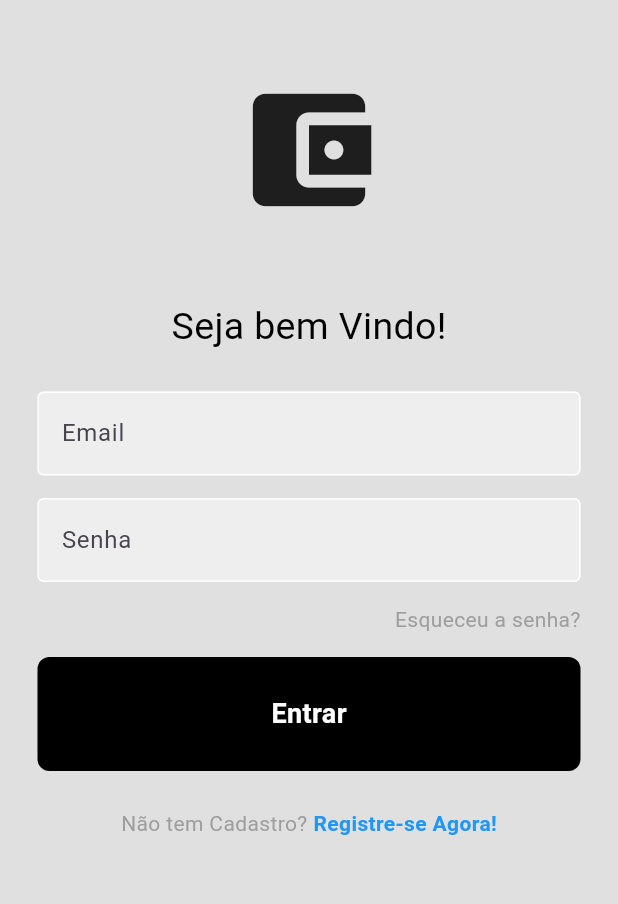
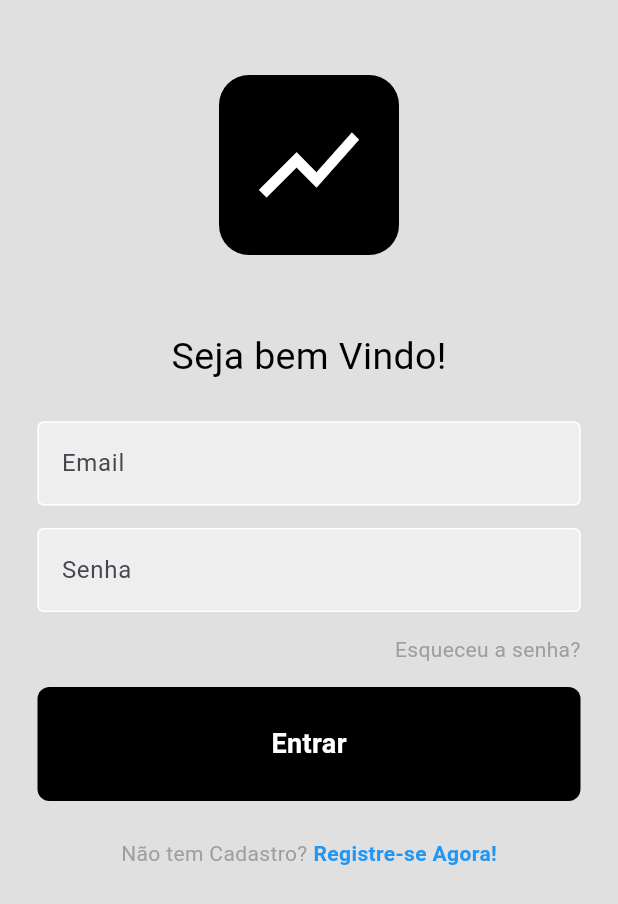
Before and after one commit to CarboniArt/Trabalho3Flutter, a Flutter app: the screen it shows after launch, on a phone screen of 412 x 824 dp. Shown: the top 904 px of the screen. Run offline on Flutter 3.47's test engine with Material 3 defaults, Android fonts, the phone set to English and light mode, and no system bars; our stand-ins replace cloud_firestore, dio, firebase_auth, firebase_core, image_picker; accounts and stored records are empty.

```diff
--- a/lib/view/login_page.dart
+++ b/lib/view/login_page.dart
@@ -73,7 +73,18 @@ class _LoginPageState extends State<LoginPage> {
             child: Column(
               children: <Widget>[
                 const SizedBox(height: 50),
-                const Icon(Icons.account_balance_wallet, size: 100),
+                Container(
+                  padding: const EdgeInsets.all(20),
+                  decoration: BoxDecoration(
+                    color: Colors.black,
+                    borderRadius: BorderRadius.circular(20),
+                  ),
+                  child: const Icon(
+                    Icons.show_chart,
+                    size: 80,
+                    color: Colors.white,
+                  ),
+                ),
                 const SizedBox(height: 50),
                 Text(
                   'Seja bem Vindo!',
```
Also changed, not shown: assets/acoes.png (added), assets/cadastro.png (added), assets/comparar.png (added), assets/cotacao.png (added), assets/fluxo.png (added), assets/home.png (added), assets/login.png (added), assets/patrimonio.png (added), 1 other file.
